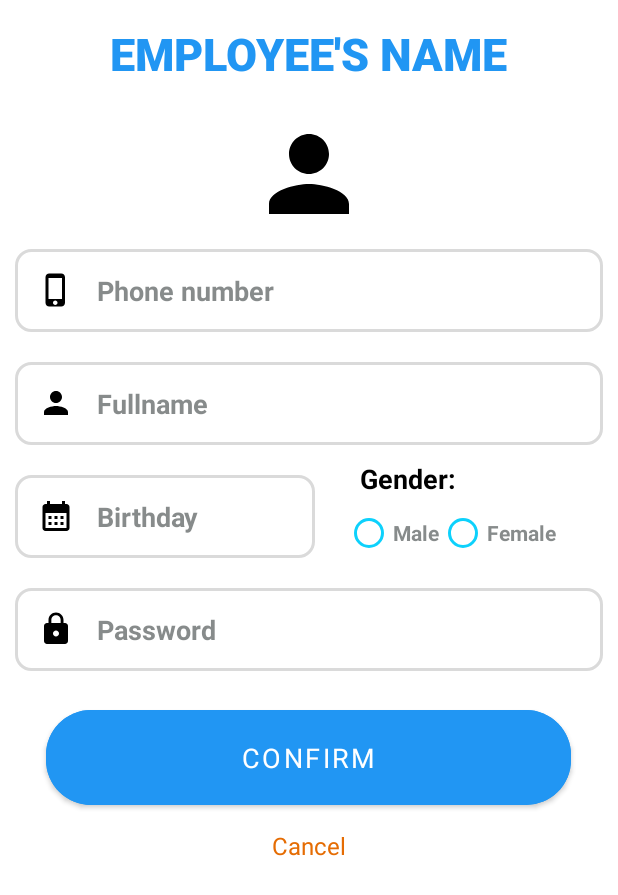
After one commit to Kabuto-Hido/KLTN_Attendance_App, an Android app: the fragment EditEmpFragment shown on its own in the app's theme, on a phone screen of 412 x 824 dp. The commit adds this screen. Shown: the top 895 px of the screen. Run offline under Robolectric (Android 15) with nearby library versions, the phone set to English and light mode, and no system bars; our stand-ins replace CircleImageView.

Commit message:
Create fragment edit emp, create calendar screen

```diff
--- a/app/build.gradle
+++ b/app/build.gradle
@@ -44,4 +44,5 @@ dependencies {
     implementation group: 'at.favre.lib', name: 'bcrypt', version: '0.9.0'
     implementation 'com.squareup.picasso:picasso:2.71828'
     implementation 'de.hdodenhof:circleimageview:3.1.0'
+    implementation 'com.github.tiedmud:Custom-Calendar-View:1.2'
 }
--- /dev/null
+++ b/app/src/main/java/hcmute/edu/vn/tlcn/attendanceapp/EditEmpFragment.java
@@ -0,0 +1,64 @@
+package hcmute.edu.vn.tlcn.attendanceapp;
+
+import android.os.Bundle;
+
+import androidx.fragment.app.Fragment;
+
+import android.view.LayoutInflater;
+import android.view.View;
+import android.view.ViewGroup;
+
+/**
+ * A simple {@link Fragment} subclass.
+ * Use the {@link EditEmpFragment#newInstance} factory method to
+ * create an instance of this fragment.
+ */
+public class EditEmpFragment extends Fragment {
+
+    // TODO: Rename parameter arguments, choose names that match
+    // the fragment initialization parameters, e.g. ARG_ITEM_NUMBER
+    private static final String ARG_PARAM1 = "param1";
+    private static final String ARG_PARAM2 = "param2";
+
+    // TODO: Rename and change types of parameters
+    private String mParam1;
+    private String mParam2;
+
+    public EditEmpFragment() {
+        // Required empty public constructor
+    }
+
+    /**
+     * Use this factory method to create a new instance of
+     * this fragment using the provided parameters.
+     *
+     * @param param1 Parameter 1.
+     * @param param2 Parameter 2.
+     * @return A new instance of fragment EditEmpFragment.
+     */
+    // TODO: Rename and change types and number of parameters
+    public static EditEmpFragment newInstance(String param1, String param2) {
+        EditEmpFragment fragment = new EditEmpFragment();
+        Bundle args = new Bundle();
+        args.putString(ARG_PARAM1, param1);
+        args.putString(ARG_PARAM2, param2);
+        fragment.setArguments(args);
+        return fragment;
+    }
+
+    @Override
+    public void onCreate(Bundle savedInstanceState) {
+        super.onCreate(savedInstanceState);
+        if (getArguments() != null) {
+            mParam1 = getArguments().getString(ARG_PARAM1);
+            mParam2 = getArguments().getString(ARG_PARAM2);
+        }
+    }
+
+    @Override
+    public View onCreateView(LayoutInflater inflater, ViewGroup container,
+                             Bundle savedInstanceState) {
+        // Inflate the layout for this fragment
+        return inflater.inflate(R.layout.fragment_edit_emp, container, false);
+    }
+}
--- /dev/null
+++ b/app/src/main/res/layout/fragment_edit_emp.xml
@@ -0,0 +1,171 @@
+<?xml version="1.0" encoding="utf-8"?>
+<RelativeLayout xmlns:android="http://schemas.android.com/apk/res/android"
+    xmlns:tools="http://schemas.android.com/tools"
+    android:layout_width="match_parent"
+    android:layout_height="match_parent"
+    xmlns:app="http://schemas.android.com/apk/res-auto"
+    tools:context=".EditEmpFragment">
+
+    <!-- TODO: Update blank fragment layout -->
+    <TextView
+        android:id="@+id/textView2"
+        android:layout_width="wrap_content"
+        android:layout_height="wrap_content"
+        android:layout_centerHorizontal="true"
+        android:fontFamily="sans-serif-medium"
+        android:paddingTop="15sp"
+        android:text="EMPLOYEE'S NAME"
+        android:textColor="#2196F3"
+        android:textSize="30sp"
+        android:textStyle="bold" />
+
+    <de.hdodenhof.circleimageview.CircleImageView
+        android:id="@+id/imgAvatarProfile"
+        android:layout_width="80dp"
+        android:layout_height="80dp"
+        android:layout_below="@+id/textView2"
+        android:layout_marginStart="20sp"
+        android:layout_marginTop="20dp"
+        android:src="@drawable/person_white"
+        android:layout_centerHorizontal="true"
+        />
+
+    <EditText
+        android:id="@+id/edtPhonenum"
+        android:layout_width="match_parent"
+        android:layout_height="wrap_content"
+        android:layout_below="@+id/imgAvatarProfile"
+        android:layout_marginStart="10dp"
+        android:layout_marginTop="10dp"
+        android:layout_marginEnd="10dp"
+        android:layout_marginBottom="10dp"
+        android:background="@drawable/edt_background"
+        android:drawableLeft="@drawable/phone_white"
+        android:drawablePadding="15dp"
+        android:hint="Phone number"
+        android:inputType="phone"
+        android:padding="15dp"
+        android:textColorHint="#AA4B5151"
+        android:textStyle="bold"
+        android:focusable="false"/>
+
+    <EditText
+        android:id="@+id/edtName"
+        android:layout_width="match_parent"
+        android:layout_height="wrap_content"
+        android:layout_below="@+id/edtPhonenum"
+        android:layout_marginStart="10dp"
+        android:layout_marginTop="10dp"
+        android:layout_marginEnd="10dp"
+        android:layout_marginBottom="10dp"
+        android:background="@drawable/edt_background"
+        android:drawableLeft="@drawable/person_white"
+        android:drawablePadding="15sp"
+        android:hint="Fullname"
+        android:inputType="textPersonName"
+        android:padding="15dp"
+        android:textColorHint="#AA4B5151"
+        android:textStyle="bold" />
+
+    <EditText
+        android:id="@+id/edtBirthday1"
+        android:layout_width="200sp"
+        android:layout_height="wrap_content"
+        android:layout_below="@+id/edtName"
+        android:layout_marginStart="10dp"
+        android:layout_marginTop="10dp"
+        android:layout_marginEnd="10dp"
+        android:layout_marginBottom="10dp"
+        android:background="@drawable/edt_background"
+        android:drawableLeft="@drawable/calendar_white"
+        android:drawablePadding="15sp"
+        android:hint="Birthday"
+        android:focusable="false"
+        android:padding="15dp"
+        android:textColorHint="#AA4B5151"
+        android:textStyle="bold"
+        />
+
+    <TextView
+        android:id="@+id/txtSex1"
+        android:layout_width="wrap_content"
+        android:layout_height="wrap_content"
+        android:layout_below="@id/edtName"
+        android:layout_marginLeft="10dp"
+        android:layout_marginRight="50sp"
+        android:layout_marginStart="20sp"
+        android:layout_toRightOf="@id/edtBirthday1"
+        android:text="Gender: "
+        android:textColor="@color/black"
+        android:textSize="18sp"
+        android:textStyle="bold" />
+
+    <com.google.android.material.radiobutton.MaterialRadioButton
+        android:id="@+id/checkMale"
+        android:layout_width="wrap_content"
+        android:layout_height="wrap_content"
+        android:layout_below="@+id/txtSex1"
+        android:layout_marginLeft="10dp"
+        android:layout_toRightOf="@id/edtBirthday1"
+        android:buttonTint="#0dd1fc"
+        android:text="Male"
+        android:textColor="#AA4B5151"
+        android:textStyle="bold" />
+
+    <com.google.android.material.radiobutton.MaterialRadioButton
+        android:id="@+id/checkFemale"
+        android:layout_width="wrap_content"
+        android:layout_height="wrap_content"
+        android:layout_below="@+id/txtSex1"
+        android:layout_toRightOf="@id/checkMale"
+        android:buttonTint="#0dd1fc"
+        android:text="Female"
+        android:textColor="#AA4B5151"
+        android:textStyle="bold" />
+
+    <EditText
+        android:id="@+id/edtPassword1"
+        android:layout_width="match_parent"
+        android:layout_height="wrap_content"
+        android:layout_below="@+id/edtBirthday1"
+        android:layout_marginStart="10dp"
+        android:layout_marginTop="10dp"
+        android:layout_marginEnd="10dp"
+        android:layout_marginBottom="10dp"
+        android:background="@drawable/edt_background"
+        android:drawableLeft="@drawable/lock_white"
+        android:drawablePadding="15sp"
+        android:hint="Password"
+        android:inputType="textPassword"
+        android:padding="15dp"
+        android:textColorHint="#AA4B5151"
+        android:textStyle="bold" />
+
+
+
+    <com.google.android.material.button.MaterialButton
+        android:id="@+id/btnAdd"
+        android:layout_width="350sp"
+        android:layout_height="75sp"
+        android:layout_below="@+id/edtPassword1"
+        android:layout_centerHorizontal="true"
+        android:layout_marginTop="10sp"
+        android:backgroundTint="#2196F3"
+        android:fontFamily="sans-serif-thin"
+        android:text="Confirm"
+        android:textSize="18sp"
+        android:textStyle="bold"
+        app:cornerRadius="30sp" />
+
+    <TextView
+        android:id="@+id/btnCancelAdd"
+        android:layout_width="wrap_content"
+        android:layout_height="wrap_content"
+        android:layout_below="@+id/btnAdd"
+        android:layout_centerHorizontal="true"
+        android:layout_marginTop="10sp"
+        android:text="Cancel"
+        android:textColor="#E56C03"
+        android:textSize="16sp" />
+
+</RelativeLayout>
--- a/app/src/main/res/layout/fragment_profile_information.xml
+++ b/app/src/main/res/layout/fragment_profile_information.xml
@@ -112,7 +112,7 @@
                     android:drawablePadding="10dp"
                     android:textSize="20sp"
                     android:text="phonenumber"
-                    android:focusable="false"/>
+                    android:focusable="false" />
             </com.google.android.material.textfield.TextInputLayout>
 
             <com.google.android.material.textfield.TextInputLayout
--- a/app/src/main/res/values/colors.xml
+++ b/app/src/main/res/values/colors.xml
@@ -8,4 +8,6 @@
     <color name="black">#FF000000</color>
     <color name="white">#FFFFFFFF</color>
     <color name="colorBlue">#2196F3</color>
+    <color name="off_white">#e3e3e3</color>
+    <color name="grey">#848484</color>
 </resources>
--- a/gradle.properties
+++ b/gradle.properties
@@ -19,3 +19,4 @@ android.useAndroidX=true
 # resources declared in the library itself and none from the library's dependencies,
 # thereby reducing the size of the R class for that library
 android.nonTransitiveRClass=true
+android.enableJetifier=true
--- a/settings.gradle
+++ b/settings.gradle
@@ -10,6 +10,7 @@ dependencyResolutionManagement {
     repositories {
         google()
         mavenCentral()
+        maven { url 'https://jitpack.io' }
     }
 }
 rootProject.name = "Attendace App"
```
Also changed, not shown: app/src/main/java/hcmute/edu/vn/tlcn/attendanceapp/AttendanceCalendarFragment.java (added, +116 -0 lines), app/src/main/res/layout/fragment_attendance_calendar.xml (added, +28 -0 lines), app/src/main/res/drawable/app_ic.png (added).
